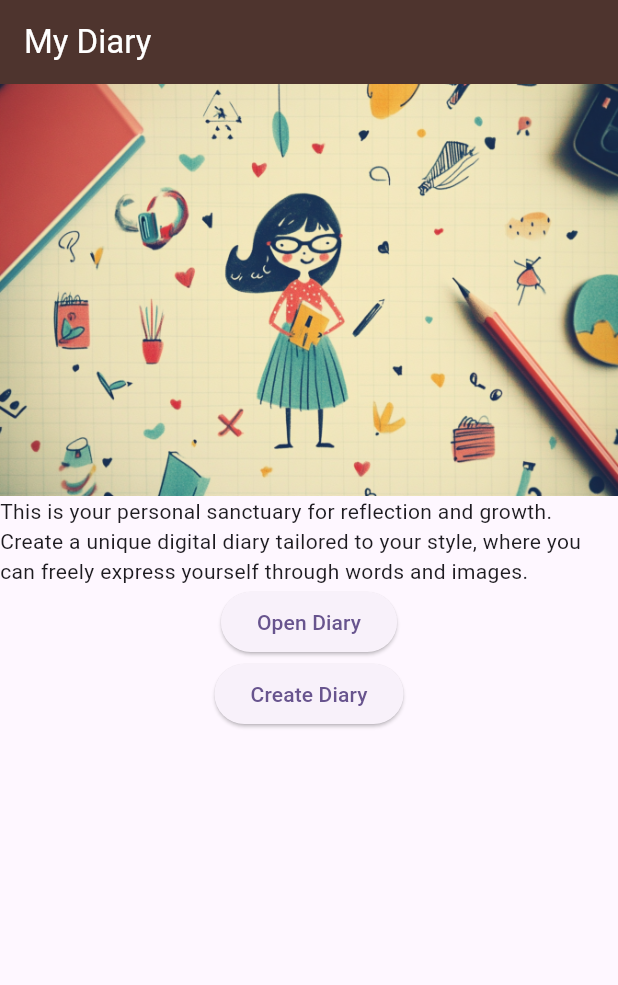
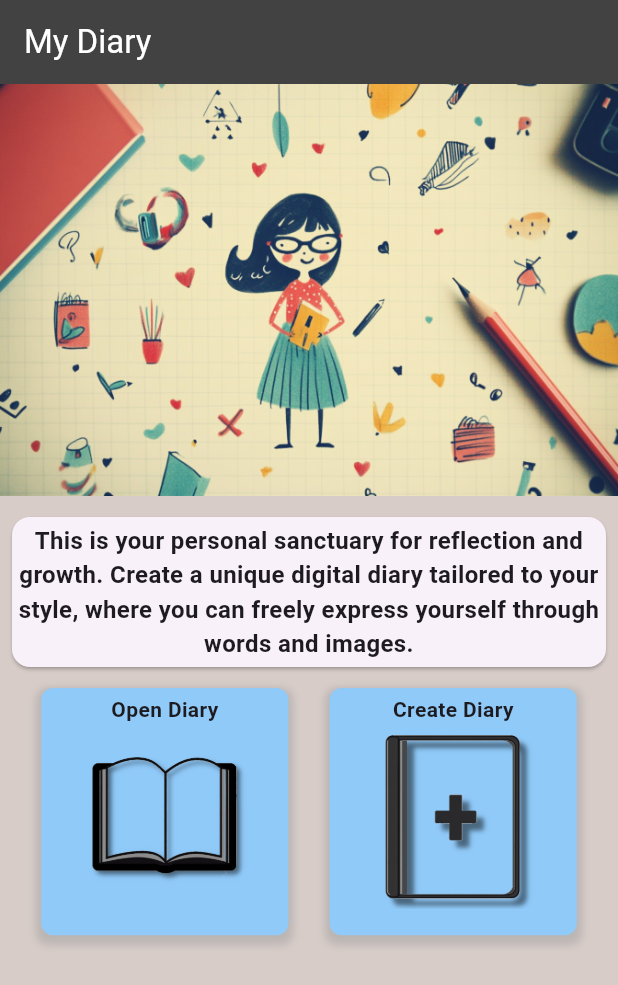
Before and after one commit to ChrisBriant/mydiary_flutter, a Flutter app: the screen it shows after launch, on a phone screen of 412 x 824 dp. Shown: the top 985 px of the screen. Run offline on Flutter 3.47's test engine with Material 3 defaults, Android fonts, the light colour scheme and no system bars; our stand-ins replace sqflite; accounts and stored records are empty; project files that could hold a hidden picture were left out.

Commit message:
Styling on the home screen

```diff
--- a/lib/data/database.dart
+++ b/lib/data/database.dart
@@ -170,6 +170,8 @@ class AppDatabase {
       }
     }
 
+    await Future.delayed(Duration(seconds: 5));
+
     return uniqueDiaries;
   }
 
--- a/lib/main.dart
+++ b/lib/main.dart
@@ -24,9 +24,9 @@ class MyDiary extends StatelessWidget {
       title: 'Flutter Demo',
       theme: ThemeData(
         primaryColor: Colors.blueGrey,
-        //scaffoldBackgroundColor: Colors.blueGrey,
+        scaffoldBackgroundColor: Colors.brown.shade100,
         appBarTheme: AppBarTheme(
-          color: Colors.brown.shade800,
+          color: Colors.grey.shade800,
           foregroundColor: Colors.white
         ),
         colorScheme: ColorScheme.fromSeed(seedColor: Colors.deepPurple),
--- a/lib/screens/diaryscreen.dart
+++ b/lib/screens/diaryscreen.dart
@@ -177,13 +177,19 @@ class _DiaryScreenState extends State<DiaryScreen> {
       //           icon: const Icon(Icons.import_contacts)
       //         )
       // ],
+      floatingActionButton: CircleAvatar(
+        child: IconButton(
+          onPressed: () => showAddDiaryDialog(),
+          icon: const Icon(Icons.library_add_outlined)
+        ),
+      ),
       bottomNavigationBar: ColoredBox(
         color: Colors.blueGrey,
         child: Row(
           mainAxisAlignment: MainAxisAlignment.spaceEvenly,
           children: [
             IconButton(
-              onPressed: () => showAddDiaryDialog(),
+              onPressed: () => Navigator.of(context).popAndPushNamed('/homescreen'),
               icon: const Icon(Icons.home)
             ),
             IconButton(
--- a/lib/screens/homescreen.dart
+++ b/lib/screens/homescreen.dart
@@ -36,15 +36,109 @@ class Home extends StatelessWidget {
       body: Column(
         children: [
           Image.asset('assets/diary_banner_image.png'),
-          const Text(aboutText),
-          ElevatedButton(
-            onPressed: () => showDiaryListDialog(),
-            child: const Text('Open Diary')
+          const SizedBox(height: 10,),
+          Container(
+            margin: const EdgeInsets.symmetric(horizontal: 4),
+            child: const Card(
+              child: Padding(
+                padding: EdgeInsets.all(4.0),
+                child: Text(
+                  aboutText,
+                  style: TextStyle(
+                    fontSize: 16,
+                    fontWeight: FontWeight.bold
+                  ),
+                  textAlign: TextAlign.center,
+                ),
+              ),
+            ),
           ),
-          ElevatedButton(
-            onPressed: () => showAddDiaryDialog(),
-            child: const Text('Create Diary')
-          ),
+          const SizedBox(height: 10,),
+          Row(
+            mainAxisAlignment: MainAxisAlignment.spaceEvenly,
+            children: [
+              InkWell(
+                onTap: () => showDiaryListDialog(),
+                child: Container(
+                  decoration: BoxDecoration(
+                    color: Colors.blue.shade200,
+                    borderRadius: BorderRadius.circular(8),
+                    boxShadow: [
+                      BoxShadow(
+                        color: Colors.grey.withOpacity(0.5),
+                        spreadRadius: 3,
+                        blurRadius: 4,
+                        offset: const Offset(0, 3),
+                      ),
+                    ]
+                  ),
+                  padding: const EdgeInsets.all(4),
+                  width: MediaQuery.of(context).size.width * .4,
+                  height: MediaQuery.of(context).size.width * .4,
+                  child: Column(
+                    children: [
+                      const Text(
+                        'Open Diary',
+                        style: TextStyle(
+                          fontSize: 14,
+                          fontWeight: FontWeight.bold
+                        ),
+                      ),
+                      Image.asset(
+                        'assets/open_diary_3.png',
+                        width: MediaQuery.of(context).size.width * .3,
+                        height: MediaQuery.of(context).size.width * .3,
+                      ),
+                    ],
+                  )
+                ),
+              ),
+              InkWell(
+                onTap: () => showAddDiaryDialog(),
+                child: Container(
+                  decoration: BoxDecoration(
+                    color: Colors.blue.shade200,
+                    borderRadius: BorderRadius.circular(8),
+                    boxShadow: [
+                      BoxShadow(
+                        color: Colors.grey.withOpacity(0.5),
+                        spreadRadius: 3,
+                        blurRadius: 4,
+                        offset: const Offset(0, 3),
+                      ),
+                    ]
+                  ),
+                  padding: const EdgeInsets.all(4),
+                  width: MediaQuery.of(context).size.width * .4,
+                  height: MediaQuery.of(context).size.width * .4,
+                  child: Column(
+                    children: [
+                      const Text(
+                        'Create Diary',
+                        style: TextStyle(
+                          fontSize: 14,
+                          fontWeight: FontWeight.bold
+                        ),
+                      ),
+                      Image.asset(
+                        'assets/create_diary_3.png',
+                        width: MediaQuery.of(context).size.width * .3,
+                        height: MediaQuery.of(context).size.width * .3,
+                      ),
+                    ],
+                  )
+                ),
+              ),
+            ],
+          )
+          // ElevatedButton(
+          //   onPressed: () => showDiaryListDialog(),
+          //   child: const Text('Open Diary')
+          // ),
+          // ElevatedButton(
+          //   onPressed: () => showAddDiaryDialog(),
+          //   child: const Text('Create Diary')
+          // ),
 
         ]
 
--- a/lib/widgets/diarylistwidget.dart
+++ b/lib/widgets/diarylistwidget.dart
@@ -2,6 +2,7 @@ import 'package:flutter/material.dart';
 import './containerdialog.dart';
 import '../data/database.dart';
 import '../helpers/helpers.dart';
+import '../widgets/loadingwidget.dart';
 
 class DiaryListWidget extends StatelessWidget {
   const DiaryListWidget({super.key});
@@ -15,7 +16,11 @@ class DiaryListWidget extends StatelessWidget {
       content: FutureBuilder<List<Diary>>(
         future: db.getDiaries(),
         builder: (ctx,sn) => sn.connectionState == ConnectionState.waiting
-          ? const CircularProgressIndicator()
+          ? const SizedBox(
+              width: 300,
+              height: 300,
+              child: LoadingWidget()
+          )
           : sn.data!.isEmpty
             ? const SizedBox(
               width: 300,
--- /dev/null
+++ b/lib/widgets/loadingwidget.dart
@@ -0,0 +1,20 @@
+import 'package:flutter/material.dart';
+
+class LoadingWidget extends StatelessWidget {
+  const LoadingWidget({super.key});
+
+  @override
+  Widget build(BuildContext context) {
+    return SizedBox(
+      width: MediaQuery.of(context).size.width,
+      height: MediaQuery.of(context).size.height,
+      child: const Column(
+        mainAxisAlignment: MainAxisAlignment.center,
+        children: [
+          Text('Loading...'),
+          CircularProgressIndicator(),
+        ],
+      ),
+    );
+  }
+}
--- a/pubspec.yaml
+++ b/pubspec.yaml
@@ -77,6 +77,8 @@ flutter:
   assets:
     - assets/diary.png
     - assets/diary_banner_image.png
+    - assets/open_diary_3.png
+    - assets/create_diary_3.png
 
   # An image asset can refer to one or more resolution-specific "variants", see
   # https://flutter.dev/to/resolution-aware-images
```
Also changed, not shown: assets/create_diary_3.png (added), assets/creatediary.png (added), assets/creatediary.svg (added), assets/creatediary_2.svg (added), assets/open_diary_3.png (added), assets/opendiary.png (added), assets/opendiary.svg (added), assets/opendiary_2.svg (added).
